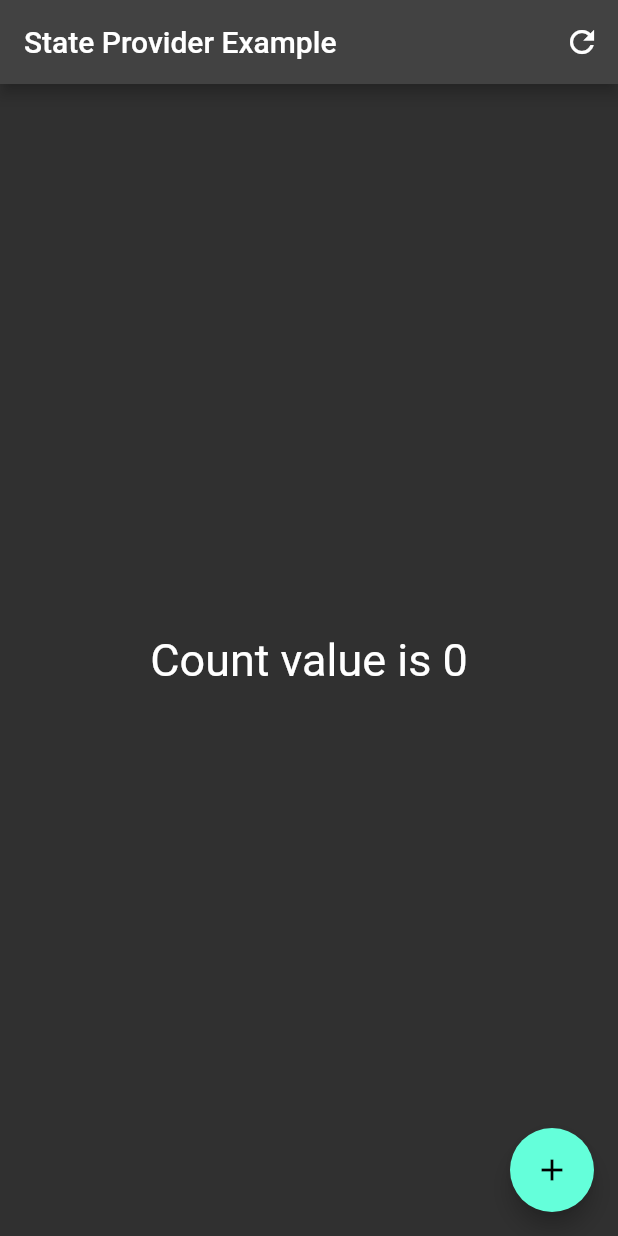
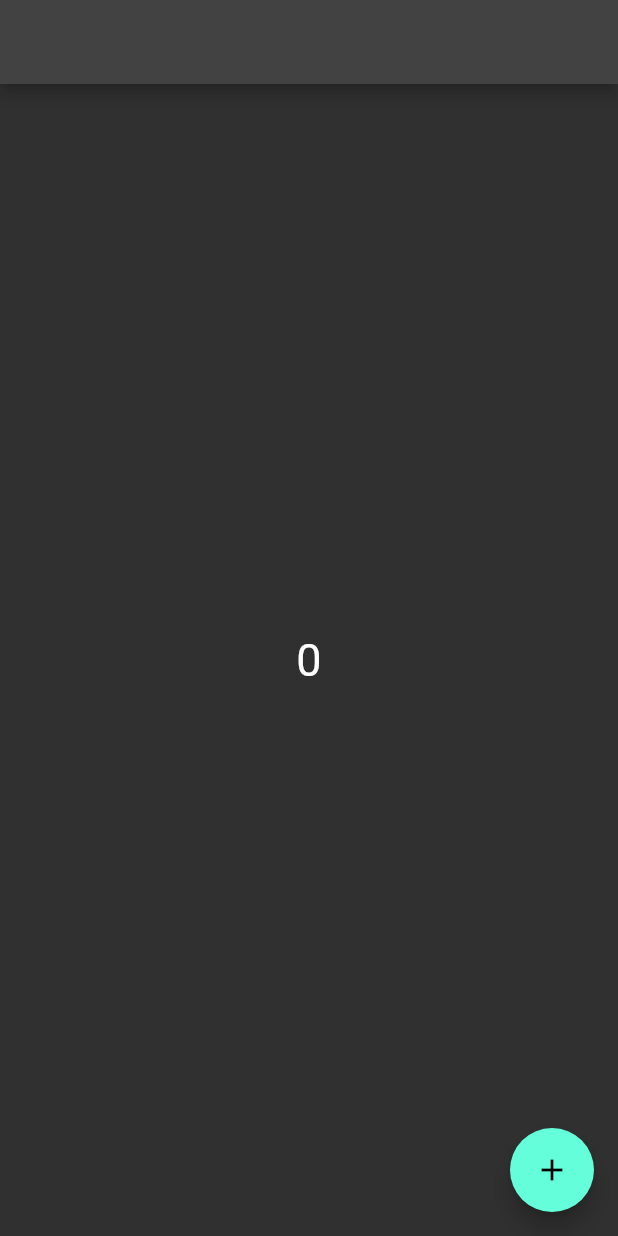
Before and after one commit to vedintech007/learn_flutter_riverpod, a Flutter app: the screen it shows after launch, on a phone screen of 412 x 824 dp. Run offline on Flutter 3.47's test engine with Material 2 defaults, Android fonts, the phone set to English and light mode, and no system bars; our stand-ins replace hooks_riverpod.

Commit message:
explored StateNotifierProvider

```diff
--- a/lib/home_page/ripples_home.dart
+++ b/lib/home_page/ripples_home.dart
@@ -1,5 +1,5 @@
 import 'package:flutter/material.dart';
-import 'package:riverpod_tutorials/ripples_playlist/example4.dart';
+import 'package:riverpod_tutorials/ripples_playlist/example5.dart';
 
 class RipplesHome extends StatelessWidget {
   const RipplesHome({super.key});
@@ -18,7 +18,7 @@ class RipplesHome extends StatelessWidget {
       ),
       themeMode: ThemeMode.dark,
       darkTheme: ThemeData.dark(),
-      home: const Example4HomePage(),
+      home: const Example5HomePage(),
     );
   }
 }
--- a/lib/main.dart
+++ b/lib/main.dart
@@ -1,10 +1,15 @@
 import 'package:flutter/material.dart';
 import 'package:hooks_riverpod/hooks_riverpod.dart';
 import 'package:riverpod_tutorials/home_page/ripples_home.dart';
+import 'package:riverpod_tutorials/ripples_playlist/example_4_counter.dart';
 
 final nameProvider = Provider((ref) => "Hello VED");
 
 final countProvider = StateProvider<int>((ref) => 0);
+
+final counterDemoProvider = StateNotifierProvider<CounterDemo, int>(
+  (ref) => CounterDemo(),
+);
 
 void main() {
   runApp(const ProviderScope(
--- /dev/null
+++ b/lib/ripples_playlist/example5.dart
@@ -0,0 +1,36 @@
+import 'package:flutter/material.dart';
+import 'package:hooks_riverpod/hooks_riverpod.dart';
+import 'package:riverpod_tutorials/main.dart';
+
+class Example5HomePage extends ConsumerStatefulWidget {
+  const Example5HomePage({super.key});
+
+  @override
+  ConsumerState<ConsumerStatefulWidget> createState() => _Example5HomePageState();
+}
+
+class _Example5HomePageState extends ConsumerState<Example5HomePage> {
+  @override
+  Widget build(BuildContext context) {
+    final counter = ref.watch(counterDemoProvider);
+
+    return Scaffold(
+      appBar: AppBar(),
+      body: Center(
+          child: Text(
+        "$counter",
+        style: const TextStyle(
+          fontSize: 30,
+        ),
+      )),
+      floatingActionButton: FloatingActionButton(
+        onPressed: () {
+          ref.read(counterDemoProvider.notifier).increment();
+        },
+        child: const Icon(
+          Icons.add,
+        ),
+      ),
+    );
+  }
+}
--- /dev/null
+++ b/lib/ripples_playlist/example_4_counter.dart
@@ -0,0 +1,9 @@
+import 'package:hooks_riverpod/hooks_riverpod.dart';
+
+class CounterDemo extends StateNotifier<int> {
+  CounterDemo() : super(0);
+
+  void increment() {
+    state++;
+  }
+}
```
